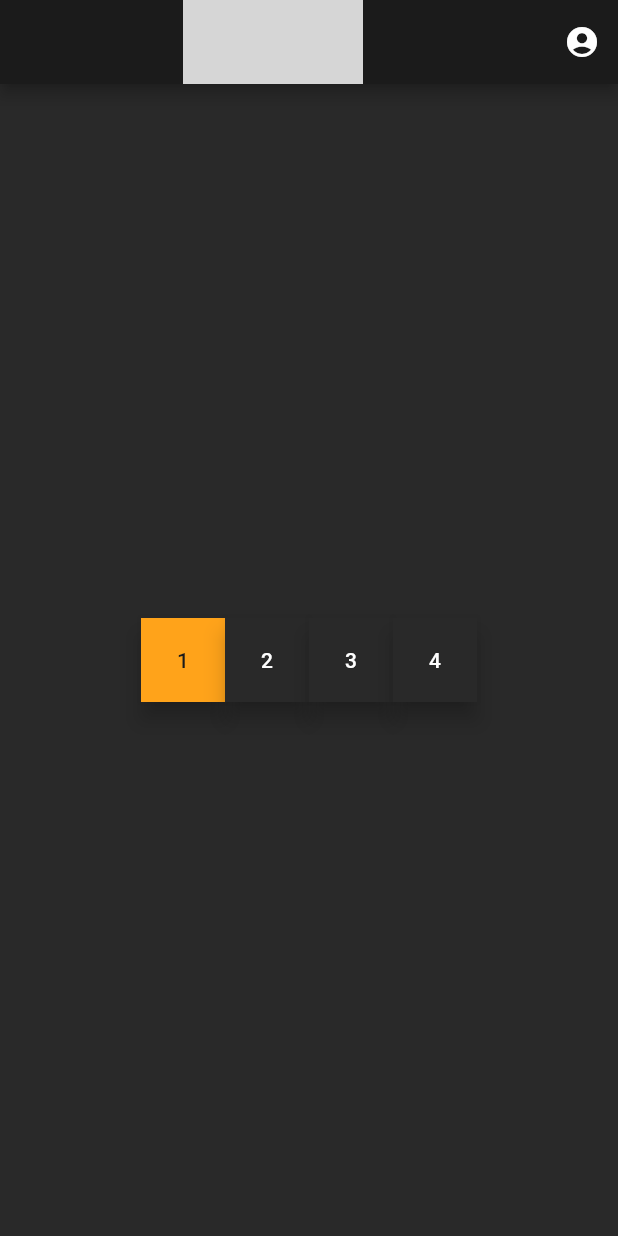
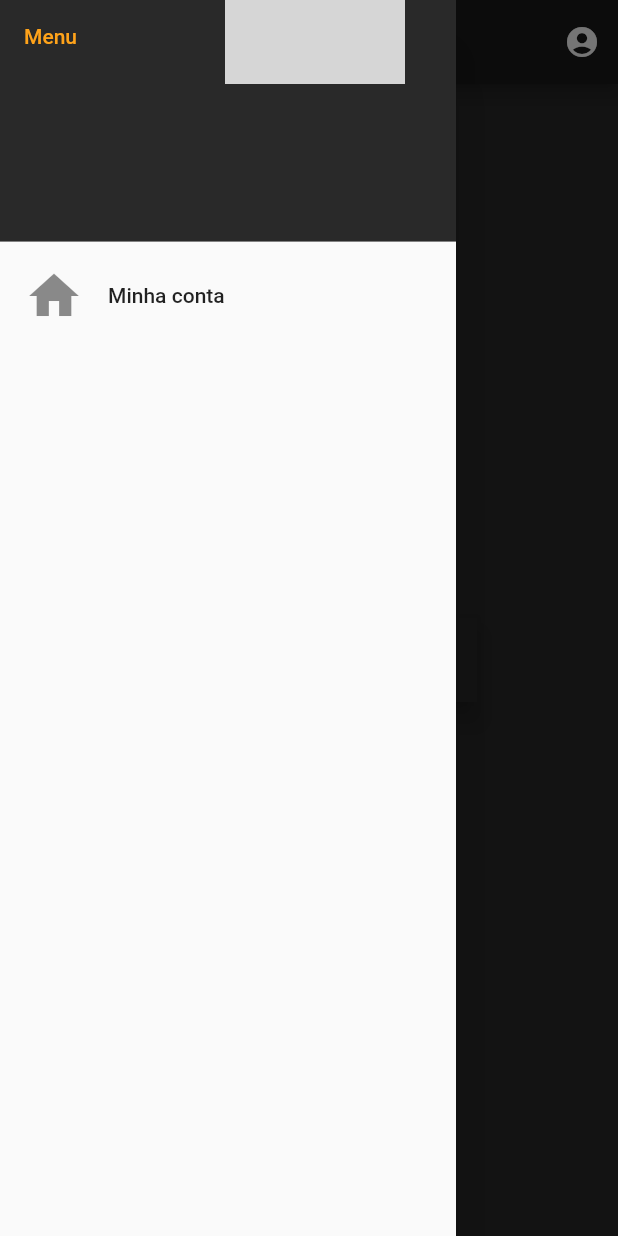
Before and after one commit to AnimeHub-ECM251/frontEnd, a Flutter app: the screen it shows after launch, with the side drawer open (before the commit the screen has no drawer), on a phone screen of 412 x 824 dp. Run offline on Flutter 3.47's test engine with Material 2 defaults, Android fonts, the phone set to English and light mode, and no system bars; our stand-ins replace flutter_rating_bar; network calls fail; grey boxes are pictures that could not be loaded.

Commit message:
adding drawing menu and fixing POST error

```diff
--- a/animehub/lib/pages/mainPage/mainPage.dart
+++ b/animehub/lib/pages/mainPage/mainPage.dart
@@ -46,10 +46,13 @@ class _HomePageState extends State<HomePage> {
   void updateUI() async {
     var animesIDS = await controller.getData(
         url, 'todos-animes/id/' + widget.currentPage.toString());
-    if (animesIDS == null) { //try one time
+    if (animesIDS == null) {
+      //try one time
       animesIDS = await controller.getData(
           url, 'todos-animes/id/' + widget.currentPage.toString());
-    }if (animesIDS == null) { //try last time
+    }
+    if (animesIDS == null) {
+      //try last time
       animesIDS = await controller.getData(
           url, 'todos-animes/id/' + widget.currentPage.toString());
     }
@@ -108,6 +111,32 @@ class _HomePageState extends State<HomePage> {
               icon: Icon(Icons.account_circle))
         ],
       ),
+      drawer: Drawer(
+        child: ListView(
+          padding: EdgeInsets.zero,
+          children: [
+            DrawerHeader(
+              decoration: BoxDecoration(
+                color: kdarkGrey,
+              ),
+              child: Text(
+                'Menu',
+                style: TextStyle(color: korange),
+              ),
+            ),
+            ListTile(
+              leading: Icon(
+                Icons.home,
+                size: 40,
+              ),
+              title: Text('Minha conta'),
+              onTap: () {
+                //TODO: pag do user
+              },
+            ),
+          ],
+        ),
+      ),
       body: Center(
         child: SingleChildScrollView(
           child: Column(
```
Also changed, not shown: animehub/lib/networking.dart (+8 -15 lines), animehub/lib/pages/LoginPage/LoginPage.dart (+20 -8 lines), animehub/lib/pages/registerPage/registerPage.dart (+19 -6 lines), animehub/lib/pages/userPage/UserPage.dart (added, +18 -0 lines).
